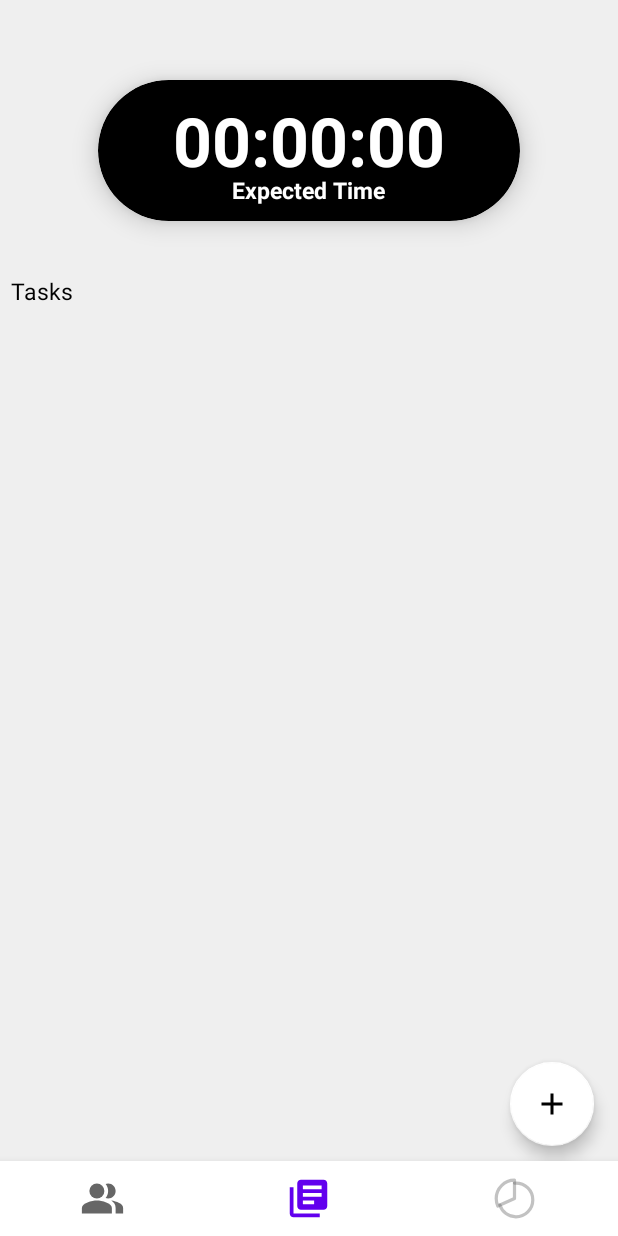
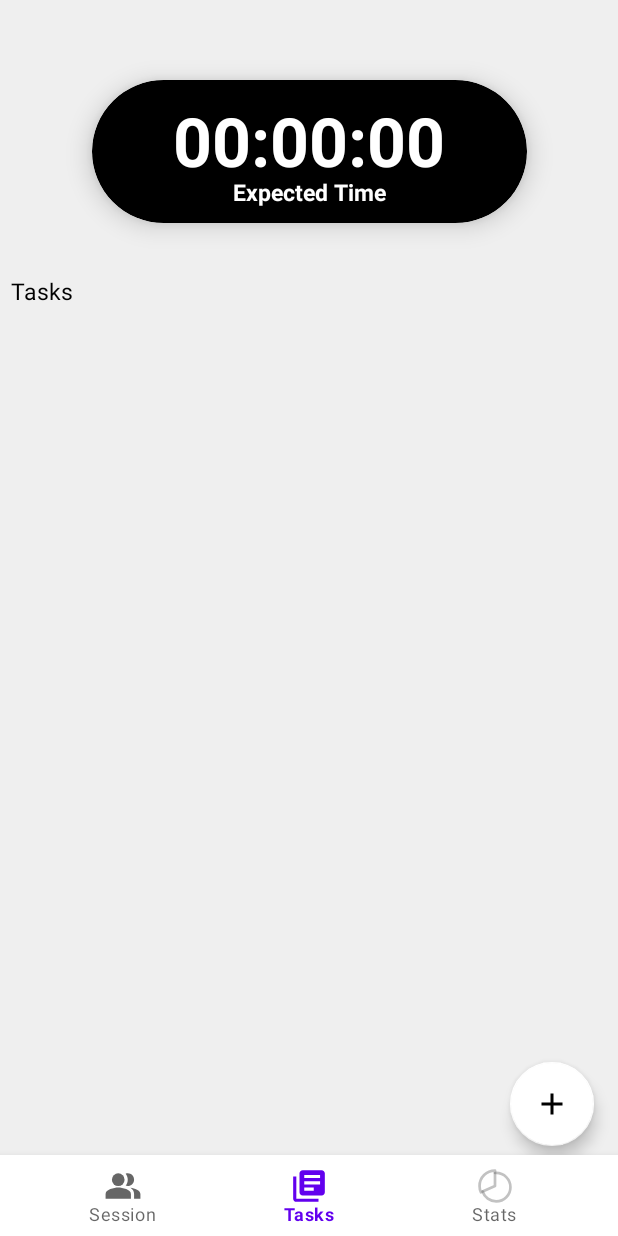
Before and after one commit to vansh482/Padh.Le, an Android app: the screen it shows after launch once a user with an empty profile is signed in (MainActivity), on a phone screen of 412 x 824 dp. Run offline under Robolectric (Android 15) with nearby library versions, the phone set to English and light mode, and no system bars; our stand-ins replace Firebase (no records; nobody signed in at launch, a user with empty details on screens opened directly), Volley; libraries missing offline, so code that uses them is left out: com.firebase.ui, it.xabaras.android; network calls fail.

Commit message:
more UI changes

```diff
--- a/app/src/main/java/com/example/project/FirstFragment.java
+++ b/app/src/main/java/com/example/project/FirstFragment.java
@@ -148,8 +148,8 @@ public class FirstFragment extends Fragment {
         recyclerView.setLayoutManager(new LinearLayoutManager(getActivity()));
         recyclerView.setAdapter(recyclerAdapter);
 
-        DividerItemDecoration dividerItemDecoration = new DividerItemDecoration(getActivity(), DividerItemDecoration.VERTICAL);
-        recyclerView.addItemDecoration(dividerItemDecoration);
+//        DividerItemDecoration dividerItemDecoration = new DividerItemDecoration(getActivity(), DividerItemDecoration.VERTICAL);
+//        recyclerView.addItemDecoration(dividerItemDecoration);
 
         recyclerView.setAlpha(0);
         recyclerView.setTranslationX(100);
--- a/app/src/main/java/com/example/project/FragmentBegin.java
+++ b/app/src/main/java/com/example/project/FragmentBegin.java
@@ -197,7 +197,7 @@ public class FragmentBegin extends Fragment {
         signOut.setOnClickListener(new View.OnClickListener() {
             @Override
             public void onClick(View view) {
-
+                ((MainActivity)getActivity()).handleLogout(view);
             }
         });
         return view;
--- a/app/src/main/java/com/example/project/FragmentFriend.java
+++ b/app/src/main/java/com/example/project/FragmentFriend.java
@@ -31,9 +31,9 @@ public class FragmentFriend extends Fragment {
     TextView friendName;
 
     RecyclerView recyclerView;
-    RecyclerAdapter recyclerAdapter;
+    RecyclerAdapter3 recyclerAdapter;
 
-    RecyclerAdapter.RecyclerViewClickListener listener;
+    RecyclerAdapter3.RecyclerViewClickListener listener;
 
     Button back3;
     FirebaseUser user= FirebaseAuth.getInstance().getCurrentUser();
@@ -50,18 +50,21 @@ public class FragmentFriend extends Fragment {
         MainActivity ob = (MainActivity) getActivity();
         ob.frag_no=3;
         friendName = view.findViewById(R.id.friendName);
-        friendName.setText("Tasks of Group member: "+ob.myFriend);
+        friendName.setText(ob.myFriend);
 
         setOnClickListener();
 
         recyclerView = view.findViewById(R.id.friendsTask);
-        recyclerAdapter = new com.example.project.RecyclerAdapter(myList, listener);
+        recyclerAdapter = new com.example.project.RecyclerAdapter3(myList, listener);
 
         recyclerView.setLayoutManager(new LinearLayoutManager(getActivity()));
         recyclerView.setAdapter(recyclerAdapter);
 
-        DividerItemDecoration dividerItemDecoration = new DividerItemDecoration(getActivity(), DividerItemDecoration.VERTICAL);
-        recyclerView.addItemDecoration(dividerItemDecoration);
+//        DividerItemDecoration dividerItemDecoration = new DividerItemDecoration(getActivity(), DividerItemDecoration.VERTICAL);
+//        recyclerView.addItemDecoration(dividerItemDecoration);
+        recyclerView.setAlpha(0);
+        recyclerView.setTranslationX(100);
+        recyclerView.animate().alpha(1).translationXBy(-100).setDuration(1000);
 
         //create list task of uid of friends
 
@@ -102,7 +105,7 @@ public class FragmentFriend extends Fragment {
     }
 
     private void setOnClickListener() {
-        listener = new RecyclerAdapter.RecyclerViewClickListener() {
+        listener = new RecyclerAdapter3.RecyclerViewClickListener() {
             @Override
             public void onClick(View v, int position) {
 
--- a/app/src/main/java/com/example/project/MainActivity.java
+++ b/app/src/main/java/com/example/project/MainActivity.java
@@ -74,6 +74,8 @@ public class MainActivity extends AppCompatActivity implements BottomNavigationV
         //navigation
         bottomNavigationView = findViewById(R.id.bottomNavigationView);
         bottomNavigationView.setOnNavigationItemSelectedListener(this);
+        bottomNavigationView.setItemHorizontalTranslationEnabled(true);
+
         bottomNavigationView.setSelectedItemId(R.id.add_sign);
 
     }
--- /dev/null
+++ b/app/src/main/res/drawable/back.xml
@@ -0,0 +1,5 @@
+<vector android:autoMirrored="true" android:height="24dp"
+    android:tint="#000000" android:viewportHeight="24"
+    android:viewportWidth="24" android:width="24dp" xmlns:android="http://schemas.android.com/apk/res/android">
+    <path android:fillColor="@android:color/white" android:pathData="M11.67,3.87L9.9,2.1 0,12l9.9,9.9 1.77,-1.77L3.54,12z"/>
+</vector>
--- a/app/src/main/res/drawable/bcomp.xml
+++ b/app/src/main/res/drawable/bcomp.xml
@@ -1,5 +1,5 @@
 <shape xmlns:android="http://schemas.android.com/apk/res/android" android:shape="rectangle">
     <corners android:radius="15dp"/>
-    <solid android:color="#4CAF50"/>
+    <solid android:color="#8093a3b0"/>
     <stroke android:width="1dip" android:color="#104800b6"/>
 </shape>
--- /dev/null
+++ b/app/src/main/res/drawable/ic_baseline_arrow_back_ios_24.xml
@@ -0,0 +1,5 @@
+<vector android:autoMirrored="true" android:height="24dp"
+    android:tint="#000000" android:viewportHeight="24"
+    android:viewportWidth="24" android:width="24dp" xmlns:android="http://schemas.android.com/apk/res/android">
+    <path android:fillColor="@android:color/white" android:pathData="M11.67,3.87L9.9,2.1 0,12l9.9,9.9 1.77,-1.77L3.54,12z"/>
+</vector>
--- /dev/null
+++ b/app/src/main/res/drawable/reloadicon.xml
@@ -0,0 +1,5 @@
+<vector android:height="24dp" android:tint="#000000"
+    android:viewportHeight="24" android:viewportWidth="24"
+    android:width="24dp" xmlns:android="http://schemas.android.com/apk/res/android">
+    <path android:fillColor="@android:color/white" android:pathData="M7.11,8.53L5.7,7.11C4.8,8.27 4.24,9.61 4.07,11h2.02c0.14,-0.87 0.49,-1.72 1.02,-2.47zM6.09,13L4.07,13c0.17,1.39 0.72,2.73 1.62,3.89l1.41,-1.42c-0.52,-0.75 -0.87,-1.59 -1.01,-2.47zM7.1,18.32c1.16,0.9 2.51,1.44 3.9,1.61L11,17.9c-0.87,-0.15 -1.71,-0.49 -2.46,-1.03L7.1,18.32zM13,4.07L13,1L8.45,5.55 13,10L13,6.09c2.84,0.48 5,2.94 5,5.91s-2.16,5.43 -5,5.91v2.02c3.95,-0.49 7,-3.85 7,-7.93s-3.05,-7.44 -7,-7.93z"/>
+</vector>
--- a/app/src/main/res/layout/activity_main.xml
+++ b/app/src/main/res/layout/activity_main.xml
@@ -8,29 +8,14 @@
     android:background="#ffffff"
     tools:context=".MainActivity">
 
-    <Button
-        android:id="@+id/button2"
-        style="@style/Widget.AppCompat.Button.Borderless"
-        android:layout_width="wrap_content"
-        android:layout_height="wrap_content"
-        android:onClick="handleLogout"
-        android:text="LogOut"
-        android:textColor="#3F51B5"
-
-        app:layout_constraintBottom_toBottomOf="parent"
-        app:layout_constraintEnd_toEndOf="parent"
-        app:layout_constraintHorizontal_bias="0.984"
-        app:layout_constraintStart_toStartOf="parent"
-        app:layout_constraintTop_toTopOf="parent"
-        app:layout_constraintVertical_bias="0.008" />
-
     <com.google.android.material.bottomnavigation.BottomNavigationView
         android:id="@+id/bottomNavigationView"
         android:layout_width="match_parent"
-        android:layout_height="50dp"
+        android:layout_height="54dp"
         android:background="@color/white"
-        app:itemIconSize="30dp"
-        app:labelVisibilityMode="unlabeled"
+        app:itemIconSize="25dp"
+        android:paddingHorizontal="20dp"
+        app:labelVisibilityMode="labeled"
         app:layout_constraintBottom_toBottomOf="parent"
         app:layout_constraintEnd_toEndOf="parent"
         app:layout_constraintStart_toStartOf="parent"
--- a/app/src/main/res/layout/activity_main3.xml
+++ b/app/src/main/res/layout/activity_main3.xml
@@ -55,10 +55,10 @@
         android:src="@drawable/ic_play"
         app:layout_constraintBottom_toBottomOf="parent"
         app:layout_constraintEnd_toEndOf="parent"
-        app:layout_constraintHorizontal_bias="0.366"
+        app:layout_constraintHorizontal_bias="0.395"
         app:layout_constraintStart_toStartOf="parent"
         app:layout_constraintTop_toTopOf="@+id/chronometer"
-        app:layout_constraintVertical_bias="0.247" />
+        app:layout_constraintVertical_bias="0.21" />
 
     <ImageButton
         android:id="@+id/bt_stop"
--- a/app/src/main/res/layout/fragment_begin.xml
+++ b/app/src/main/res/layout/fragment_begin.xml
@@ -18,6 +18,7 @@
         android:layout_marginEnd="16dp"
         android:layout_marginBottom="60dp"
         app:backgroundTint="@color/white"
+        app:tint="@color/black"
         android:src="@drawable/logout"
         app:fabSize="normal"
         app:layout_constraintBottom_toBottomOf="parent"
@@ -59,10 +60,10 @@
             android:layout_marginHorizontal="20dp"
             android:background="@null"
             android:ems="10"
-            android:textStyle="italic"
             android:gravity="center"
             android:hint="Enter Session ID "
-            android:inputType="textPersonName" />
+            android:inputType="number"
+            android:textStyle="italic" />
     </androidx.cardview.widget.CardView>
 
     <androidx.cardview.widget.CardView
--- a/app/src/main/res/layout/fragment_first.xml
+++ b/app/src/main/res/layout/fragment_first.xml
@@ -16,7 +16,6 @@
         android:layout_marginHorizontal="5dp"
         app:layout_constraintBottom_toBottomOf="parent"
         app:layout_constraintEnd_toEndOf="parent"
-        app:layout_constraintHorizontal_bias="1.0"
         app:layout_constraintStart_toStartOf="parent"
         app:layout_constraintTop_toTopOf="parent"
         app:layout_constraintVertical_bias="0.700" />
@@ -41,18 +40,18 @@
         android:text="Tasks"
         android:textColor="@color/black"
         android:textSize="15dp"
+        android:layout_marginLeft="7dp"
         app:layout_constraintBottom_toBottomOf="parent"
         app:layout_constraintEnd_toEndOf="parent"
         app:layout_constraintHorizontal_bias="0"
-        android:layout_marginLeft="7dp"
         app:layout_constraintStart_toStartOf="parent"
         app:layout_constraintTop_toTopOf="parent"
         app:layout_constraintVertical_bias="0.228" />
 
     <androidx.cardview.widget.CardView
         android:id="@+id/cardView3"
-        android:layout_width="wrap_content"
-        android:layout_height="94dp"
+        android:layout_width="290dp"
+        android:layout_height="95dp"
         app:cardBackgroundColor="@color/black"
         app:cardCornerRadius="100dp"
         app:cardElevation="10dp"
@@ -85,7 +84,6 @@
             android:layout_width="wrap_content"
             android:layout_height="wrap_content"
             android:layout_gravity="center|top"
-            android:layout_marginHorizontal="50dp"
             android:layout_marginTop="10dp"
             android:text="00:00:00"
 
--- a/app/src/main/res/layout/list_row.xml
+++ b/app/src/main/res/layout/list_row.xml
@@ -3,14 +3,16 @@
     xmlns:tools="http://schemas.android.com/tools"
     android:layout_width="match_parent"
     android:layout_height="wrap_content"
+    android:background="@drawable/b"
     xmlns:app="http://schemas.android.com/apk/res-auto"
-    android:background="?attr/selectableItemBackground">
+    android:foreground="?attr/selectableItemBackground">
 
     <TextView
         android:id="@+id/email"
         android:layout_width="181dp"
         android:layout_height="21dp"
         android:text="TextView"
+
         android:textAppearance="@style/TextAppearance.AppCompat.Small"
         app:layout_constraintBottom_toBottomOf="parent"
         app:layout_constraintEnd_toEndOf="parent"
@@ -24,7 +26,7 @@
         android:id="@+id/name"
         android:layout_width="319dp"
         android:layout_height="30dp"
-        android:layout_marginTop="16dp"
+        android:layout_marginTop="10dp"
         android:text="TextView"
         android:textAppearance="@style/TextAppearance.AppCompat.Large"
         app:layout_constraintBottom_toTopOf="@+id/email"
--- a/app/src/main/res/menu/bottom_nav_menu.xml
+++ b/app/src/main/res/menu/bottom_nav_menu.xml
@@ -3,18 +3,18 @@
     xmlns:app="http://schemas.android.com/apk/res-auto">
     <item
         android:id="@+id/time_outline"
-        android:title="session"
-        app:labelVisibilityMode="unlabeled"
+        android:title="Session"
+        app:labelVisibilityMode="labeled"
         android:icon="@drawable/friends" />
     <item
         android:id="@+id/add_sign"
-        android:title="task"
+        android:title="Tasks"
         app:labelVisibilityMode="unlabeled"
         android:icon="@drawable/tasks"
         />
     <item
         android:id="@+id/pie_chart"
-        android:title="pie chart"
+        android:title="Stats"
         app:labelVisibilityMode="unlabeled"
         android:icon="@drawable/ic_pie_chart" />
 </menu>
```
Also changed, not shown: app/src/main/java/com/example/project/FragmentSession.java (+5 -3 lines), app/src/main/java/com/example/project/RecyclerAdapter3.java (added, +101 -0 lines), app/src/main/res/layout/activity_main2.xml (+15 -11 lines), app/src/main/res/layout/fragment_friend.xml (+52 -16 lines), app/src/main/res/layout/fragment_session.xml (+35 -18 lines), app/src/main/res/layout/row_item2.xml (added, +70 -0 lines).
